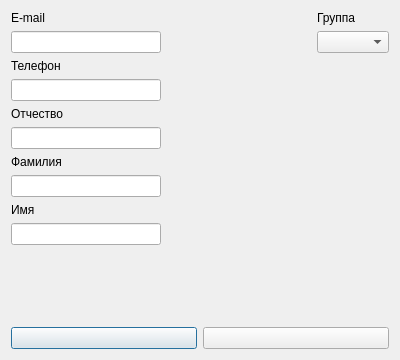
The window that ui/insertstudent.ui (7enSmile/clientVKR) describes before a commit, drawn with Qt 5.
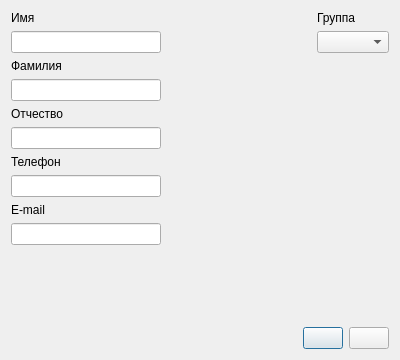
The same window after the commit.

```diff
--- a/ui/insertstudent.ui
+++ b/ui/insertstudent.ui
@@ -18,62 +18,6 @@
     <layout class="QHBoxLayout" name="horizontalLayout_2">
      <item>
       <layout class="QVBoxLayout" name="verticalLayout_7">
-       <item>
-        <layout class="QVBoxLayout" name="verticalLayout_6">
-         <item>
-          <widget class="QLabel" name="label_3">
-           <property name="text">
-            <string>E-mail</string>
-           </property>
-          </widget>
-         </item>
-         <item>
-          <widget class="QLineEdit" name="lineEditEmail"/>
-         </item>
-        </layout>
-       </item>
-       <item>
-        <layout class="QVBoxLayout" name="verticalLayout_4">
-         <item>
-          <widget class="QLabel" name="labelPhone">
-           <property name="text">
-            <string>Телефон</string>
-           </property>
-          </widget>
-         </item>
-         <item>
-          <widget class="QLineEdit" name="lineEditPhone"/>
-         </item>
-        </layout>
-       </item>
-       <item>
-        <layout class="QVBoxLayout" name="verticalLayout_3">
-         <item>
-          <widget class="QLabel" name="label_7">
-           <property name="text">
-            <string>Отчество</string>
-           </property>
-          </widget>
-         </item>
-         <item>
-          <widget class="QLineEdit" name="lineEditPatronymic"/>
-         </item>
-        </layout>
-       </item>
-       <item>
-        <layout class="QVBoxLayout" name="verticalLayout_2">
-         <item>
-          <widget class="QLabel" name="label">
-           <property name="text">
-            <string>Фамилия</string>
-           </property>
-          </widget>
-         </item>
-         <item>
-          <widget class="QLineEdit" name="lineEditLastname"/>
-         </item>
-        </layout>
-       </item>
        <item>
         <layout class="QVBoxLayout" name="verticalLayout">
          <item>
@@ -88,6 +32,62 @@
          </item>
         </layout>
        </item>
+       <item>
+        <layout class="QVBoxLayout" name="verticalLayout_2">
+         <item>
+          <widget class="QLabel" name="label">
+           <property name="text">
+            <string>Фамилия</string>
+           </property>
+          </widget>
+         </item>
+         <item>
+          <widget class="QLineEdit" name="lineEditLastname"/>
+         </item>
+        </layout>
+       </item>
+       <item>
+        <layout class="QVBoxLayout" name="verticalLayout_3">
+         <item>
+          <widget class="QLabel" name="label_7">
+           <property name="text">
+            <string>Отчество</string>
+           </property>
+          </widget>
+         </item>
+         <item>
+          <widget class="QLineEdit" name="lineEditPatronymic"/>
+         </item>
+        </layout>
+       </item>
+       <item>
+        <layout class="QVBoxLayout" name="verticalLayout_4">
+         <item>
+          <widget class="QLabel" name="labelPhone">
+           <property name="text">
+            <string>Телефон</string>
+           </property>
+          </widget>
+         </item>
+         <item>
+          <widget class="QLineEdit" name="lineEditPhone"/>
+         </item>
+         <item>
+          <layout class="QVBoxLayout" name="verticalLayout_6">
+           <item>
+            <widget class="QLabel" name="label_3">
+             <property name="text">
+              <string>E-mail</string>
+             </property>
+            </widget>
+           </item>
+           <item>
+            <widget class="QLineEdit" name="lineEditEmail"/>
+           </item>
+          </layout>
+         </item>
+        </layout>
+       </item>
       </layout>
      </item>
      <item>
@@ -148,11 +148,17 @@
    <item>
     <layout class="QHBoxLayout" name="horizontalLayout">
      <item>
-      <widget class="QPushButton" name="pushButtonAction">
-       <property name="text">
-        <string/>
+      <spacer name="horizontalSpacer_2">
+       <property name="orientation">
+        <enum>Qt::Horizontal</enum>
        </property>
-      </widget>
+       <property name="sizeHint" stdset="0">
+        <size>
+         <width>10</width>
+         <height>20</height>
+        </size>
+       </property>
+      </spacer>
      </item>
      <item>
       <widget class="QPushButton" name="pushButton">
@@ -161,6 +167,13 @@
        </property>
       </widget>
      </item>
+     <item>
+      <widget class="QPushButton" name="pushButtonAction">
+       <property name="text">
+        <string/>
+       </property>
+      </widget>
+     </item>
     </layout>
    </item>
   </layout>
```
Left out of the diff: 6 changed lines with no effect on the pictures.
